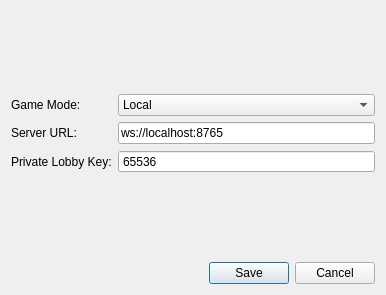
Qt form src/gui/settingswindow.ui (SuheybAden/Shax-Desktop-Client) before a commit.
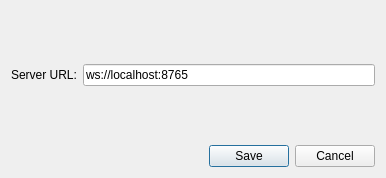
The same form after that commit.

Patch:
```diff
--- a/src/gui/settingswindow.ui
+++ b/src/gui/settingswindow.ui
@@ -7,7 +7,7 @@
     <x>0</x>
     <y>0</y>
     <width>386</width>
-    <height>295</height>
+    <height>178</height>
    </rect>
   </property>
   <property name="windowTitle">
@@ -26,44 +26,13 @@
       <set>Qt::AlignCenter</set>
      </property>
      <item row="0" column="0">
-      <widget class="QLabel" name="label_4">
-       <property name="text">
-        <string>Game Mode:</string>
-       </property>
-      </widget>
-     </item>
-     <item row="0" column="1">
-      <widget class="QComboBox" name="modeComboBox">
-       <item>
-        <property name="text">
-         <string>Local</string>
-        </property>
-       </item>
-       <item>
-        <property name="text">
-         <string>Online</string>
-        </property>
-       </item>
-       <item>
-        <property name="text">
-         <string>CPU</string>
-        </property>
-       </item>
-       <item>
-        <property name="text">
-         <string>Private Lobby</string>
-        </property>
-       </item>
-      </widget>
-     </item>
-     <item row="1" column="0">
       <widget class="QLabel" name="label">
        <property name="text">
         <string>Server URL:</string>
        </property>
       </widget>
      </item>
-     <item row="1" column="1">
+     <item row="0" column="1">
       <widget class="QLineEdit" name="urlLineEdit">
        <property name="text">
         <string>ws://localhost:8765</string>
@@ -73,26 +42,6 @@
        </property>
       </widget>
      </item>
-     <item row="2" column="0">
-      <widget class="QLabel" name="label_2">
-       <property name="text">
-        <string>Private Lobby Key:</string>
-       </property>
-      </widget>
-     </item>
-     <item row="2" column="1">
-      <widget class="QSpinBox" name="lobbyKeySpinBox">
-       <property name="buttonSymbols">
-        <enum>QAbstractSpinBox::NoButtons</enum>
-       </property>
-       <property name="minimum">
-        <number>65536</number>
-       </property>
-       <property name="maximum">
-        <number>429496729</number>
-       </property>
-      </widget>
-     </item>
     </layout>
    </item>
    <item>
```
Left out of the diff: 5 changed lines with no effect on the pictures.
